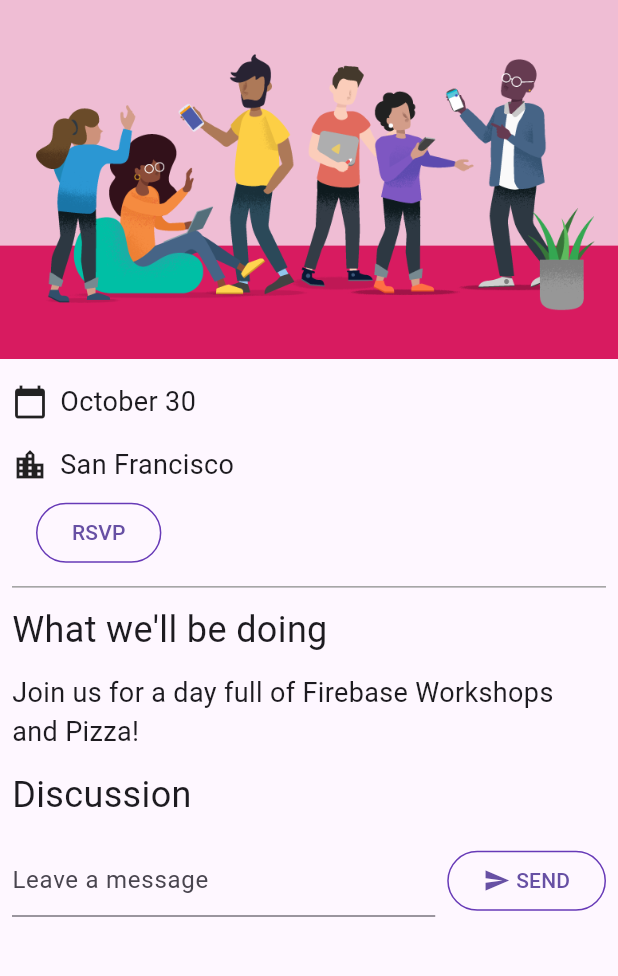
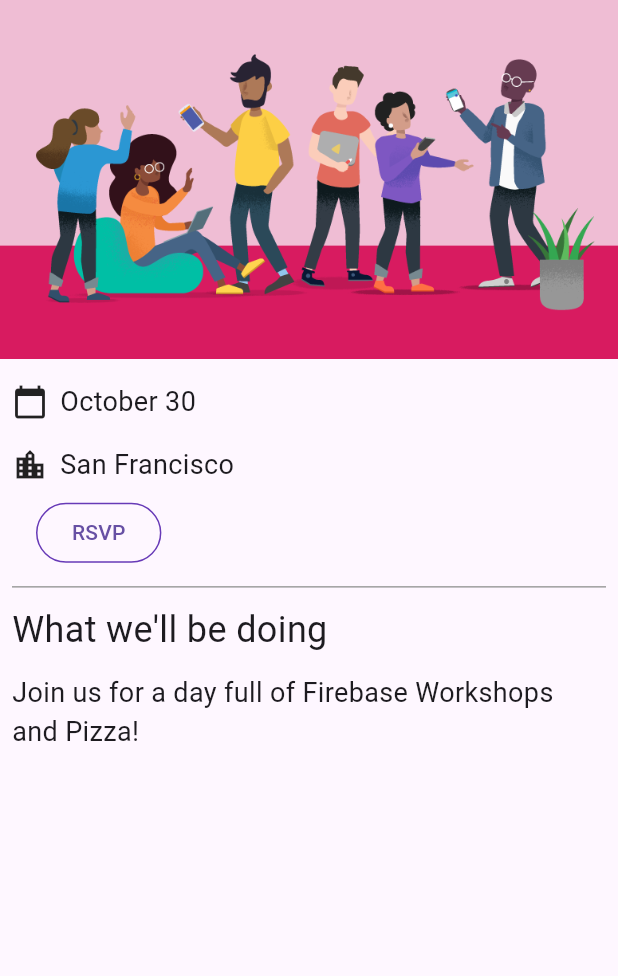
Before and after one commit to D1abol1cal/firebasefluttercodelab, a Flutter app: the screen it shows after launch, on a phone screen of 412 x 824 dp, the part 84-1060 px from its top. Run offline on Flutter 3.47's test engine with Material 3 defaults, Android fonts, the phone set to English and light mode, and no system bars; our stand-ins replace cloud_firestore, firebase_auth, firebase_core, go_router, google_fonts; missing offline and left inert: firebase_ui_auth; accounts and stored records are empty.

Commit message:
message synchronization

```diff
--- /dev/null
+++ b/lib/guest_book_message.dart
@@ -0,0 +1,6 @@
+class GuestBookMessage {
+  GuestBookMessage({required this.name, required this.message});
+
+  final String name;
+  final String message;
+}
--- a/lib/home_page.dart
+++ b/lib/home_page.dart
@@ -1,17 +1,15 @@
-import 'package:firebase_auth/firebase_auth.dart' // new
-    hide
-        EmailAuthProvider,
-        PhoneAuthProvider; // new
-import 'package:flutter/material.dart'; // new
-import 'package:provider/provider.dart'; // new
+import 'package:firebase_auth/firebase_auth.dart'
+    hide EmailAuthProvider, PhoneAuthProvider;
+import 'package:flutter/material.dart';
+import 'package:provider/provider.dart';
 
-import 'app_state.dart'; // new
-import 'src/authentication.dart'; // new
+import 'app_state.dart';
+import 'guest_book.dart'; // new
+import 'src/authentication.dart';
 import 'src/widgets.dart';
-import 'guest_book.dart'; // new
 
 class HomePage extends StatelessWidget {
-  const HomePage({super.key});
+  const HomePage({Key? key}) : super(key: key);
 
   @override
   Widget build(BuildContext context) {
@@ -25,7 +23,6 @@
           const SizedBox(height: 8),
           const IconAndDetail(Icons.calendar_today, 'October 30'),
           const IconAndDetail(Icons.location_city, 'San Francisco'),
-          // Add from here
           Consumer<ApplicationState>(
             builder: (context, appState, _) => AuthFunc(
                 loggedIn: appState.loggedIn,
@@ -33,7 +30,6 @@
                   FirebaseAuth.instance.signOut();
                 }),
           ),
-          // to here
           const Divider(
             height: 8,
             thickness: 1,
@@ -45,8 +41,23 @@
           const Paragraph(
             'Join us for a day full of Firebase Workshops and Pizza!',
           ),
-          const Header('Discussion'),
-          GuestBook(addMessage: (message) => print(message)),
+          // Modify from here...
+          Consumer<ApplicationState>(
+            builder: (context, appState, _) => Column(
+              crossAxisAlignment: CrossAxisAlignment.start,
+              children: [
+                if (appState.loggedIn) ...[
+                  const Header('Discussion'),
+                  GuestBook(
+                    messages: appState.guestBookMessages,
+                    addMessage: (message) =>
+                        appState.addMessageToGuestBook(message),
+                  ),
+                ],
+              ],
+            ),
+          ),
+          // ...to here.
         ],
       ),
     );
```
Also changed, not shown: lib/app_state.dart (+41 -0 lines), lib/guest_book.dart (+22 -3 lines).
